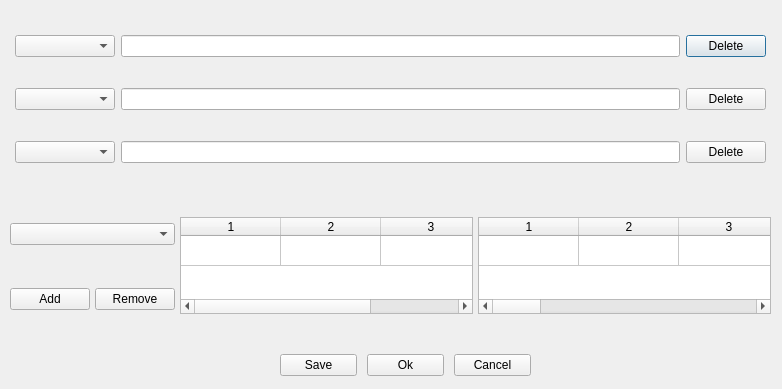
Above: limits/EditLimitGui.ui from Belden-Montreal/SNP-Cable-Analyser before the change. Below: the same form after it.
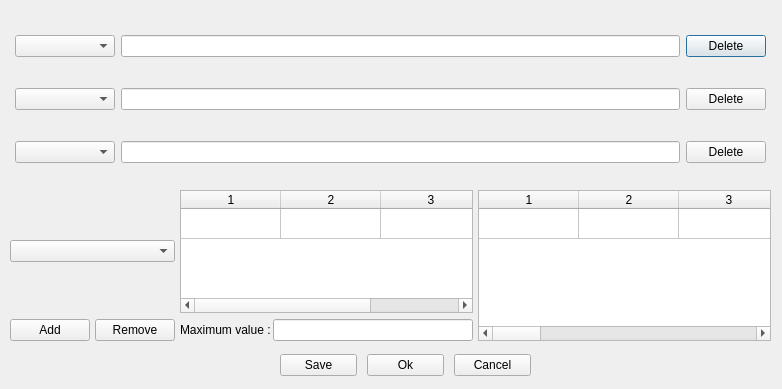
That is the form after the change.

Commit message: Added support for patch cord NEXT limit (fixed length)

```diff
--- a/limits/EditLimitGui.ui
+++ b/limits/EditLimitGui.ui
@@ -119,16 +119,6 @@
     <property name="horizontalSpacing">
      <number>5</number>
     </property>
-    <item row="0" column="0" colspan="2">
-     <widget class="QComboBox" name="parameterBox"/>
-    </item>
-    <item row="1" column="1">
-     <widget class="QPushButton" name="removeButton">
-      <property name="text">
-       <string>Remove</string>
-      </property>
-     </widget>
-    </item>
     <item row="0" column="2" rowspan="2">
      <widget class="QTableWidget" name="limitsTable">
       <property name="rowCount">
@@ -152,14 +142,7 @@
       <column/>
      </widget>
     </item>
-    <item row="1" column="0">
-     <widget class="QPushButton" name="addButton">
-      <property name="text">
-       <string>Add</string>
-      </property>
-     </widget>
-    </item>
-    <item row="0" column="3" rowspan="2">
+    <item row="0" column="3" rowspan="3">
      <widget class="QTableWidget" name="exampleTable">
       <property name="editTriggers">
        <set>QAbstractItemView::NoEditTriggers</set>
@@ -187,6 +170,37 @@
       <column/>
      </widget>
     </item>
+    <item row="2" column="1">
+     <widget class="QPushButton" name="removeButton">
+      <property name="text">
+       <string>Remove</string>
+      </property>
+     </widget>
+    </item>
+    <item row="2" column="0">
+     <widget class="QPushButton" name="addButton">
+      <property name="text">
+       <string>Add</string>
+      </property>
+     </widget>
+    </item>
+    <item row="0" column="0" rowspan="2" colspan="2">
+     <widget class="QComboBox" name="parameterBox"/>
+    </item>
+    <item row="2" column="2">
+     <layout class="QFormLayout" name="formLayout">
+      <item row="0" column="0">
+       <widget class="QLabel" name="maxLabel">
+        <property name="text">
+         <string>Maximum value : </string>
+        </property>
+       </widget>
+      </item>
+      <item row="0" column="1">
+       <widget class="QLineEdit" name="maxLineEdit"/>
+      </item>
+     </layout>
+    </item>
    </layout>
   </widget>
  </widget>
```
Left out of the diff: 20 changed lines with no effect on the pictures. The commit also changes 5 other files.
